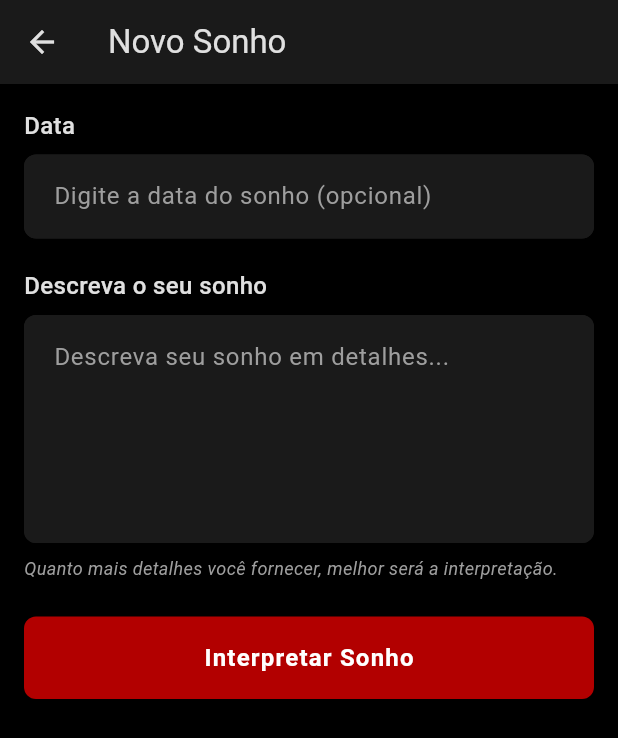
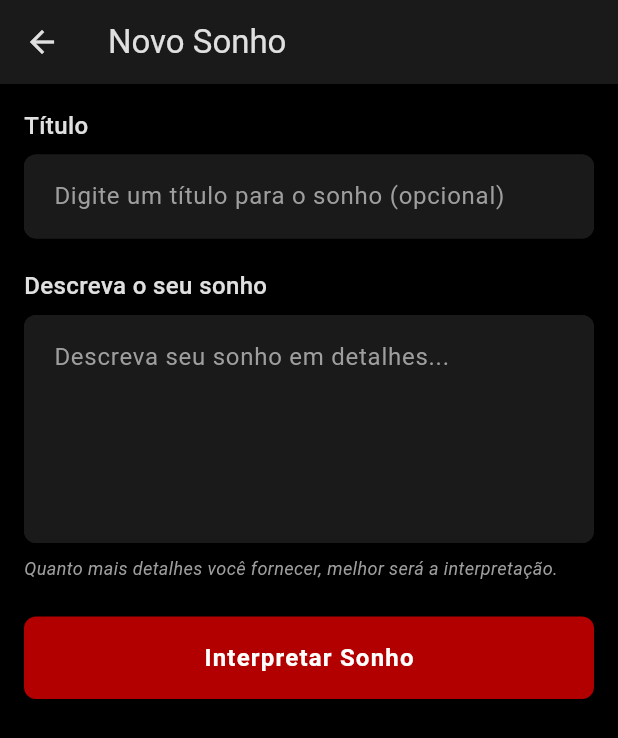
Before and after one commit to augustocesarperin/Dream_journal, a Flutter app: the TelaEntradaSonho screen opened directly, on a phone screen of 412 x 824 dp. Shown: the top 738 px of the screen. Run offline on Flutter 3.47's test engine with Material 3 defaults, Android fonts, the phone set to English and light mode, and no system bars; our stand-ins replace flutter_dotenv, shared_preferences; accounts and stored records are empty.

```diff
--- a/lib/telas/tela_entrada_sonho.dart
+++ b/lib/telas/tela_entrada_sonho.dart
@@ -201,8 +201,8 @@ class _TelaEntradaSonhoState extends State<TelaEntradaSonho> {
               crossAxisAlignment: CrossAxisAlignment.start,
               children: [
                 CampoTextoLynchiano(
-                  rotulo: 'Data',
-                  dica: 'Digite a data do sonho (opcional)',
+                  rotulo: 'Título',
+                  dica: 'Digite um título para o sonho (opcional)',
                   controlador: _tituloController,
                   validador: (value) {
                     // Campo não obrigatório
@@ -337,52 +337,10 @@ class _TelaEntradaSonhoState extends State<TelaEntradaSonho> {
                     ),
                   ),
                   const SizedBox(height: 24),
-                  Row(
-                    children: [
-                      Expanded(
-                        child: BotaoLynchiano(
-                          texto: 'Salvar Sonho',
-                          aoClicar: _salvarSonho,
-                          isLoading: _isLoading && _interpretacaoGerada,
-                        ),
-                      ),
-                      const SizedBox(width: 16),
-                      Expanded(
-                        child: BotaoLynchiano(
-                          texto: 'Deletar Sonho',
-                          aoClicar: () {
-                            // Mostra um diálogo de confirmação
-                            showDialog(
-                              context: context,
-                              builder: (BuildContext context) {
-                                return AlertDialog(
-                                  title: const Text('Confirmar exclusão'),
-                                  content: const Text('Tem certeza que deseja deletar este sonho?'),
-                                  backgroundColor: AppTema.corFundo,
-                                  actions: [
-                                    TextButton(
-                                      onPressed: () => Navigator.of(context).pop(),
-                                      child: const Text('Cancelar'),
-                                    ),
-                                    TextButton(
-                                      onPressed: () {
-                                        Navigator.of(context).pop();
-                                        Navigator.pop(context, false);
-                                      },
-                                      child: const Text(
-                                        'Deletar',
-                                        style: TextStyle(color: Colors.red),
-                                      ),
-                                    ),
-                                  ],
-                                );
-                              },
-                            );
-                          },
-                          isOutlined: true,
-                        ),
-                      ),
-                    ],
+                  BotaoLynchiano(
+                    texto: 'Salvar Sonho',
+                    aoClicar: _salvarSonho,
+                    isLoading: _isLoading && _interpretacaoGerada,
                   ),
                 ],
               ],
```
Also changed, not shown: lib/telas/tela_detalhes_sonho.dart (+63 -0 lines).
